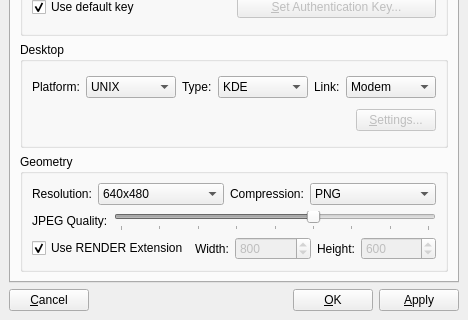
BackupTheBerlios/freenx-svn, file qtnx/settingsdialog.ui: the form before one commit; both pictures show x 0 to 468 and y 226 to 546 of the 468 by 546 pixel window.
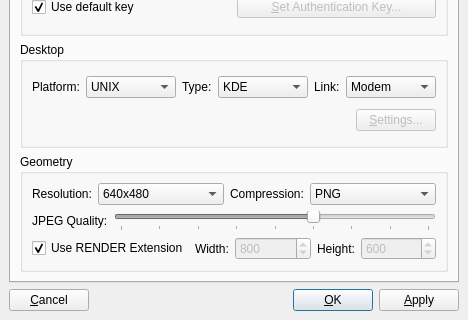
The form after the commit.

What changed in the file:
```diff
--- a/qtnx/settingsdialog.ui
+++ b/qtnx/settingsdialog.ui
@@ -916,6 +916,12 @@
        <property name="text" >
         <string>&amp;OK</string>
        </property>
+       <property name="autoDefault" >
+        <bool>false</bool>
+       </property>
+       <property name="default" >
+        <bool>true</bool>
+       </property>
       </widget>
      </item>
      <item>
```
Left out of the diff: 3 changed lines with no effect on the pictures.
